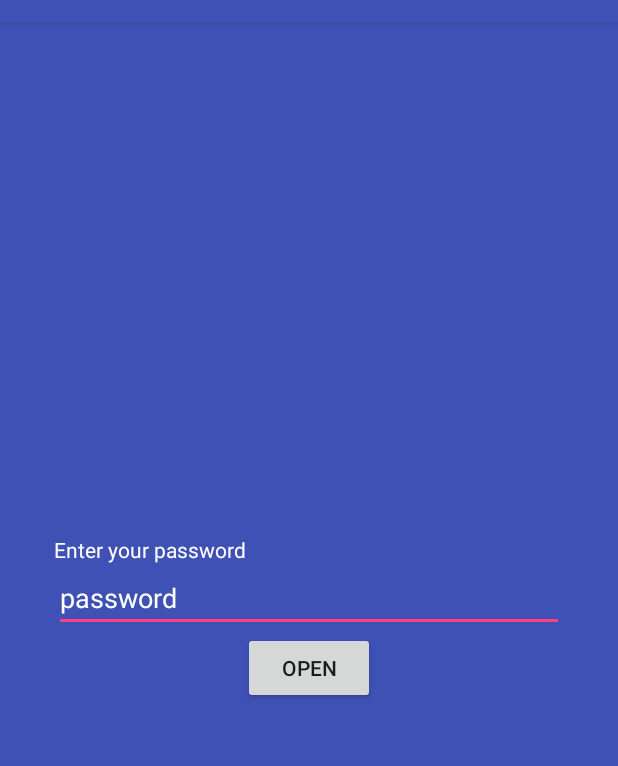
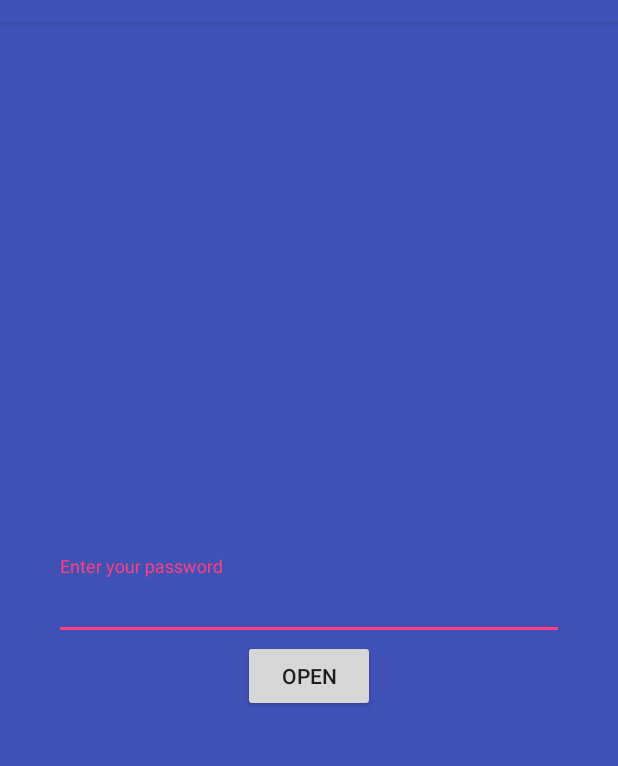
Before and after one commit to JordyLangen/vaultbox, an Android app: the VaultActivity screen opened directly, with no data from a screen before it, on a phone screen of 412 x 824 dp, the part 62-828 px from its top. Run offline under Robolectric (Android 15) with nearby library versions, the phone set to English and light mode, and no system bars; our stand-ins replace RxJava; libraries missing offline, so code that uses them is left out: com.jakewharton.rxrelay2; 4 statements that could not run were skipped.

Commit message:
implemented vault unlocking

```diff
--- a/app/build.gradle
+++ b/app/build.gradle
@@ -39,6 +39,7 @@ dependencies {
     compile "org.jetbrains.kotlin:kotlin-stdlib:$kotlin_version"
     compile "com.android.support:appcompat-v7:$supportVersion"
     compile "com.android.support:recyclerview-v7:$supportVersion"
+    compile "com.android.support:design:$supportVersion"
 
     compile 'com.madgag.spongycastle:core:1.54.0.0'
     compile 'com.madgag.spongycastle:prov:1.54.0.0'
--- /dev/null
+++ b/app/src/main/java/com/jlangen/vaultbox/services/ResultOrError.kt
@@ -0,0 +1,3 @@
+package com.jlangen.vaultbox.services
+
+data class ResultOrError<out T>(val result: T? = null, val exception: Throwable? = null)
--- a/app/src/main/res/layout/activity_vault.xml
+++ b/app/src/main/res/layout/activity_vault.xml
@@ -1,6 +1,7 @@
 <?xml version="1.0" encoding="utf-8"?>
 <com.jlangen.vaultbox.screens.vault.VaultView xmlns:android="http://schemas.android.com/apk/res/android"
     xmlns:tools="http://schemas.android.com/tools"
+    xmlns:app="http://schemas.android.com/apk/res-auto"
     android:id="@+id/vault_view"
     android:layout_width="match_parent"
     android:layout_height="match_parent"
@@ -12,34 +13,31 @@
         android:layout_height="match_parent"
         android:background="@color/colorPrimary">
 
-        <TextView
-            android:id="@+id/vault_unlock_password_label"
-            android:layout_width="wrap_content"
-            android:layout_height="wrap_content"
-            android:layout_above="@+id/vault_unlock_password_field"
-            android:layout_marginEnd="36dp"
-            android:layout_marginStart="36dp"
-            android:text="@string/vault_enter_password"
-            android:textColor="@color/white" />
-
-        <EditText
-            android:id="@+id/vault_unlock_password_field"
+        <android.support.design.widget.TextInputLayout
+            android:id="@+id/vault_unlock_password_input_layout"
             android:layout_width="match_parent"
             android:layout_height="wrap_content"
             android:layout_centerInParent="true"
             android:layout_gravity="center_horizontal"
             android:layout_marginEnd="36dp"
-            android:layout_marginStart="36dp"
-            android:hint="@string/hint_password"
-            android:inputType="textPassword"
-            android:textColor="@color/white"
-            android:textColorHint="@color/white" />
+            android:layout_marginStart="36dp">
+
+            <android.support.design.widget.TextInputEditText
+                android:id="@+id/vault_unlock_password_input"
+                android:layout_width="match_parent"
+                android:layout_height="match_parent"
+                android:hint="@string/vault_enter_password"
+                android:inputType="textPassword"
+                android:textColor="@color/white"
+                android:textColorHint="@color/white" />
+
+        </android.support.design.widget.TextInputLayout>
 
         <Button
             android:id="@+id/vault_unlock_button"
             android:layout_width="wrap_content"
             android:layout_height="wrap_content"
-            android:layout_below="@+id/vault_unlock_password_field"
+            android:layout_below="@+id/vault_unlock_password_input_layout"
             android:layout_centerHorizontal="true"
             android:layout_gravity="center_horizontal"
             android:text="@string/vault_unlock" />
--- a/app/src/main/res/values/strings.xml
+++ b/app/src/main/res/values/strings.xml
@@ -3,4 +3,5 @@
     <string name="hint_password">password</string>
     <string name="vault_unlock">Open</string>
     <string name="vault_enter_password">Enter your password</string>
+    <string name="vault_unlock_error_invalid_password">The password you entered does not seem to be valid</string>
 </resources>
```
Also changed, not shown: app/src/main/java/com/jlangen/vaultbox/screens/vault/VaultView.kt (+10 -2 lines), app/src/main/java/com/jlangen/vaultbox/screens/vault/VaultViewCoordinator.kt (+17 -8 lines), app/src/main/java/com/jlangen/vaultbox/screens/vault/VaultViewState.kt (+8 -2 lines), app/src/main/java/com/jlangen/vaultbox/services/VaultService.kt (+15 -7 lines).
